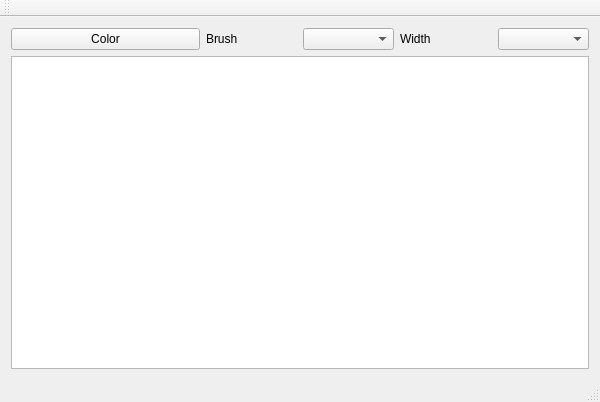
Above: MyPaint.ui from AnatoliiKubariev/MyPaint before the change. Below: the same form after it.
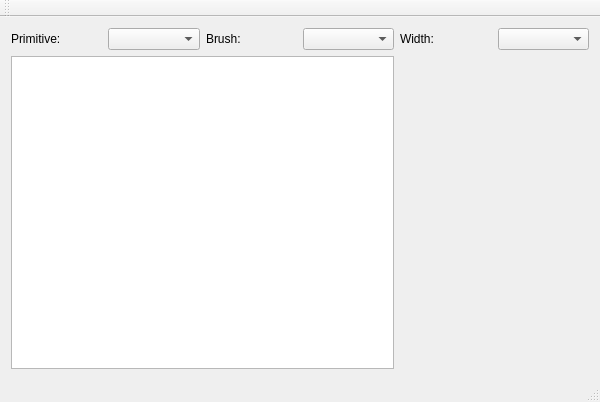
That is the form after the change.

Diff of the .ui file:
```diff
--- a/MyPaint.ui
+++ b/MyPaint.ui
@@ -15,47 +15,38 @@
   </property>
   <widget class="QWidget" name="m_centra_widget">
    <layout class="QGridLayout" name="gridLayout">
+    <item row="0" column="3">
+     <widget class="QComboBox" name="m_brush_combo_box"/>
+    </item>
+    <item row="0" column="4">
+     <widget class="QLabel" name="m_width_label">
+      <property name="text">
+       <string>Width: </string>
+      </property>
+     </widget>
+    </item>
+    <item row="0" column="5">
+     <widget class="QComboBox" name="m_width_combo_box"/>
+    </item>
+    <item row="1" column="0" colspan="4">
+     <widget class="QGraphicsView" name="m_graphics_view"/>
+    </item>
     <item row="0" column="0">
-     <layout class="QHBoxLayout" name="m_color_layout">
-      <item>
-       <widget class="QPushButton" name="m_color_push_button">
-        <property name="text">
-         <string>Color</string>
-        </property>
-       </widget>
-      </item>
-     </layout>
-    </item>
-    <item row="0" column="1">
-     <layout class="QHBoxLayout" name="m_brush_layout">
-      <item>
-       <widget class="QLabel" name="m_brush_label">
-        <property name="text">
-         <string>Brush</string>
-        </property>
-       </widget>
-      </item>
-      <item>
-       <widget class="QComboBox" name="m_brush_combo_box"/>
-      </item>
-     </layout>
+     <widget class="QLabel" name="m_primitive_label">
+      <property name="text">
+       <string>Primitive:</string>
+      </property>
+     </widget>
     </item>
     <item row="0" column="2">
-     <layout class="QHBoxLayout" name="m_widht_ayout">
-      <item>
-       <widget class="QLabel" name="m_width_label">
-        <property name="text">
-         <string>Width</string>
-        </property>
-       </widget>
-      </item>
-      <item>
-       <widget class="QComboBox" name="m_width_combo_box"/>
-      </item>
-     </layout>
+     <widget class="QLabel" name="m_brush_label">
+      <property name="text">
+       <string>Brush: </string>
+      </property>
+     </widget>
     </item>
-    <item row="1" column="0" colspan="3">
-     <widget class="QGraphicsView" name="m_graphics_view"/>
+    <item row="0" column="1">
+     <widget class="QComboBox" name="m_primitive_combo_box"/>
     </item>
    </layout>
   </widget>
```
